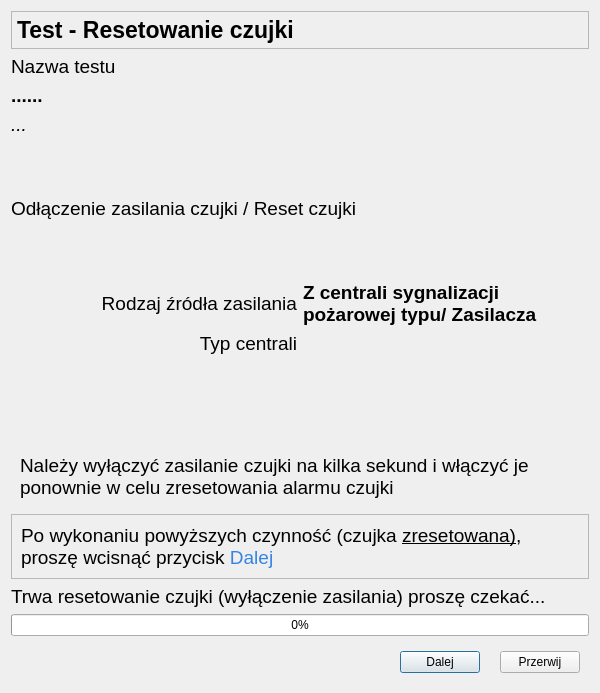
Above: CzujkiLinioweApp/oknoresetuzasilaniaczujki.ui from wiacekmarcin/CzujkiLiniowe before the change. Below: the same form after it.
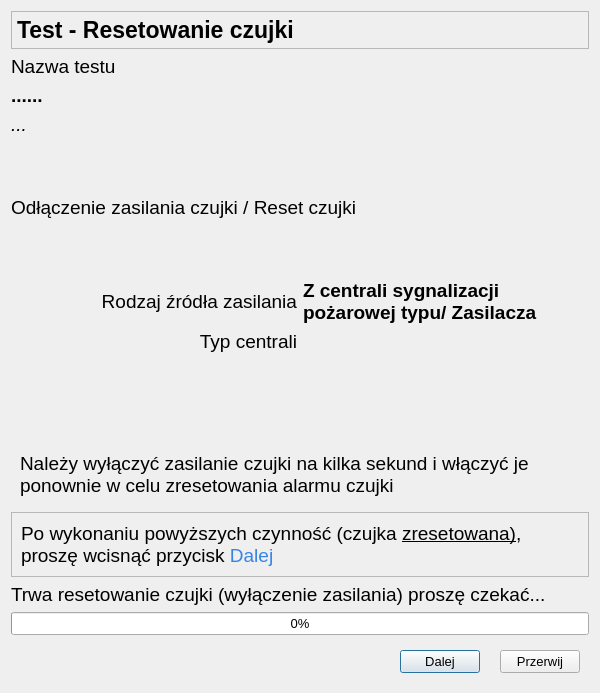
That is the form after the change. Icons and pictures are not drawn.

```diff
--- a/CzujkiLinioweApp/oknoresetuzasilaniaczujki.ui
+++ b/CzujkiLinioweApp/oknoresetuzasilaniaczujki.ui
@@ -22,6 +22,12 @@
     <height>1200</height>
    </size>
   </property>
+  <property name="font">
+   <font>
+    <family>Arial</family>
+    <pointsize>10</pointsize>
+   </font>
+  </property>
   <property name="windowTitle">
    <string>Parametry Testu - zasilanie czujki</string>
   </property>
@@ -90,6 +96,7 @@
     <widget class="QLabel" name="pradMierz">
      <property name="font">
       <font>
+       <family>Arial</family>
        <pointsize>14</pointsize>
        <bold>true</bold>
       </font>
@@ -103,6 +110,7 @@
     <widget class="QLabel" name="rodzajZasilania">
      <property name="font">
       <font>
+       <family>Arial</family>
        <pointsize>14</pointsize>
        <bold>true</bold>
       </font>
@@ -119,6 +127,7 @@
     <widget class="QLabel" name="typCentrali">
      <property name="font">
       <font>
+       <family>Arial</family>
        <pointsize>14</pointsize>
        <bold>true</bold>
       </font>
@@ -197,6 +206,7 @@
     <widget class="QLabel" name="lTypCentrali">
      <property name="font">
       <font>
+       <family>Arial</family>
        <pointsize>14</pointsize>
       </font>
      </property>
@@ -221,6 +231,7 @@
        <widget class="QLabel" name="label_9">
         <property name="font">
          <font>
+          <family>Arial</family>
           <pointsize>14</pointsize>
          </font>
         </property>
@@ -242,6 +253,7 @@
        <widget class="QLabel" name="label">
         <property name="font">
          <font>
+          <family>Arial</family>
           <pointsize>14</pointsize>
          </font>
         </property>
@@ -267,6 +279,7 @@
     <widget class="QLabel" name="napiecieUst">
      <property name="font">
       <font>
+       <family>Arial</family>
        <pointsize>14</pointsize>
        <bold>true</bold>
       </font>
@@ -293,6 +306,7 @@
     <widget class="QLabel" name="napiecieMierz">
      <property name="font">
       <font>
+       <family>Arial</family>
        <pointsize>14</pointsize>
        <bold>true</bold>
       </font>
@@ -321,6 +335,7 @@
     <widget class="QLabel" name="infoZasilanie">
      <property name="font">
       <font>
+       <family>Arial</family>
        <pointsize>14</pointsize>
       </font>
      </property>
@@ -336,6 +351,7 @@
     <widget class="QLabel" name="lrodzaj">
      <property name="font">
       <font>
+       <family>Arial</family>
        <pointsize>14</pointsize>
       </font>
      </property>
@@ -351,6 +367,7 @@
     <widget class="QLabel" name="automatyczmyReset">
      <property name="font">
       <font>
+       <family>Arial</family>
        <pointsize>14</pointsize>
       </font>
      </property>
```
Left out of the diff: 4 changed lines with no effect on the pictures.
